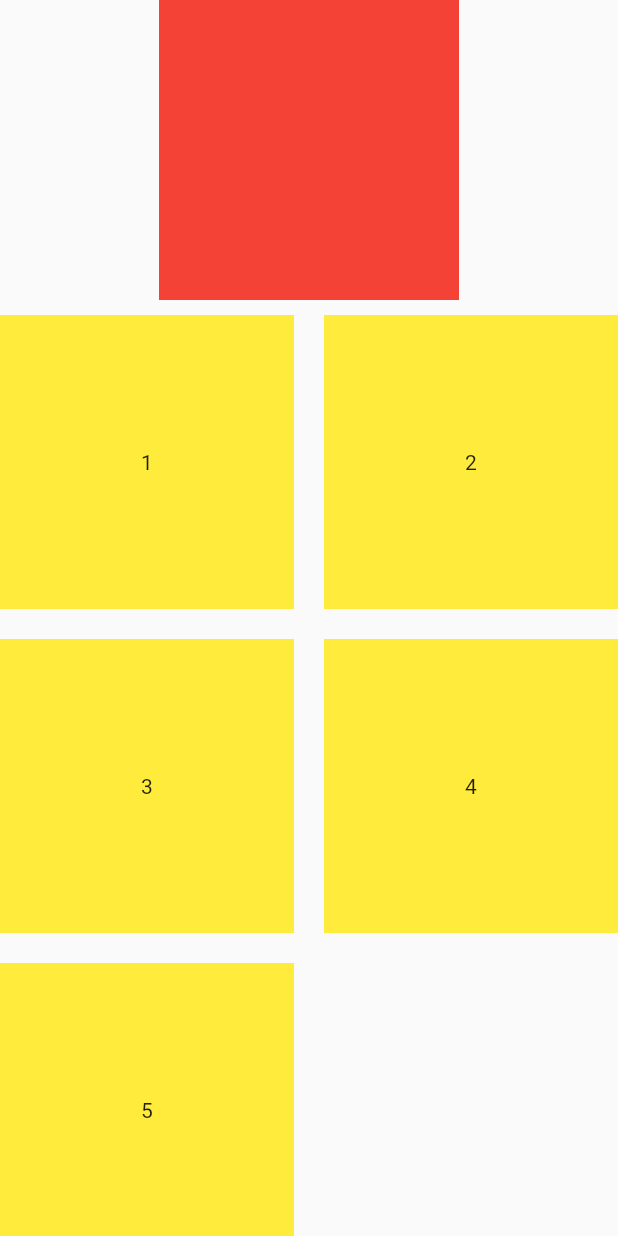
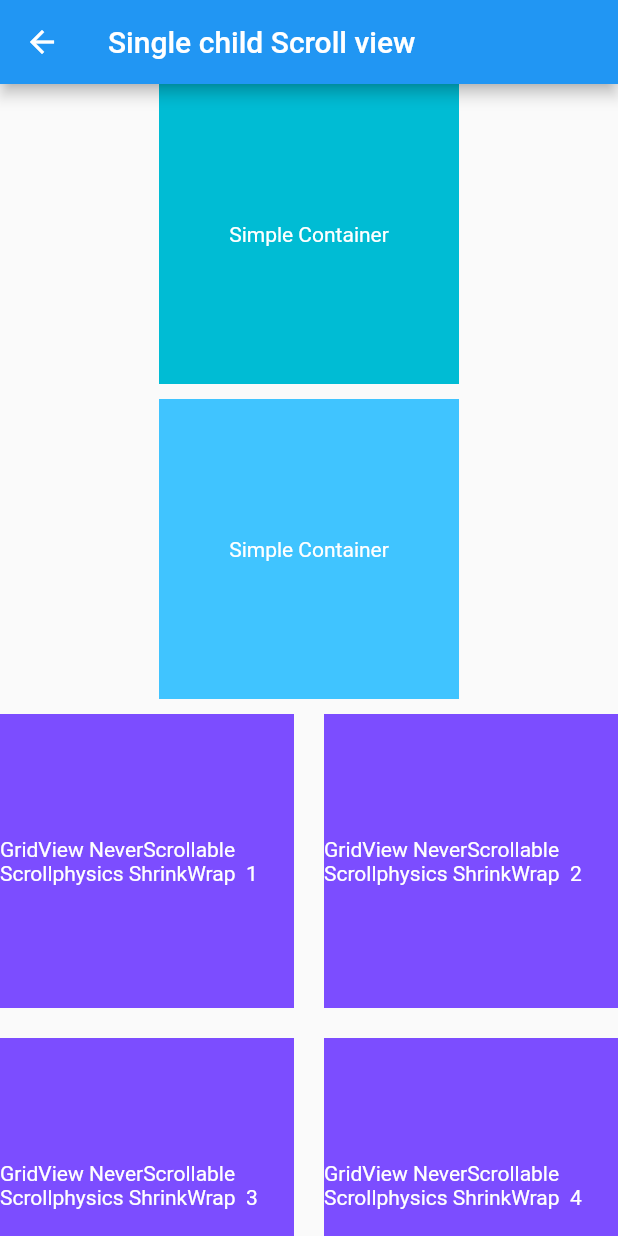
Before and after one commit to harisyounus921/AllData, a Flutter app: the scroll screen opened directly, on a phone screen of 412 x 824 dp. Run offline on Flutter 3.47's test engine with Material 2 defaults, Android fonts, the light colour scheme and no system bars; our stand-ins replace font_awesome_flutter, math_expressions, rflutter_alert, splashscreen.

Commit message:
task complete

```diff
--- a/lib/singlescroll.dart
+++ b/lib/singlescroll.dart
@@ -10,12 +10,22 @@ class _scrollState extends State<scroll> {
   @override
   Widget build(BuildContext context) {
     return Scaffold(
+      appBar: AppBar(title: const Text('Single child Scroll view'),),
       body: SingleChildScrollView(
         child: Column(children: [
           Container(
+            child: Center(child: Text("Simple Container",style: TextStyle(color:Colors.white
+            ),)),
             height: 200,
             width: 200,
-            color: Colors.red,
+            color: Colors.cyan,
+          ),
+          SizedBox(height: 10),
+          Container(
+            child: Center(child: Text("Simple Container",style: TextStyle(color: Colors.white)),),
+            height: 200,
+            width: 200,
+            color: Colors.lightBlueAccent,
           ),
           SizedBox(height: 10),
           GridView.count(
@@ -26,8 +36,8 @@ class _scrollState extends State<scroll> {
             mainAxisSpacing: 20,
             children: List.generate(first.length, (index) {
               return Container(
-                color: Colors.yellow,
-                child: Center(child: Text("${first[index]}")),
+                color: Colors.deepPurpleAccent,
+                child: Center(child: Text("GridView NeverScrollable Scrollphysics ShrinkWrap  ${first[index]}",style:TextStyle(color: Colors.white),)),
               );
             }),
           )
```
Also changed, not shown: lib/listviewbuilder.dart (+9 -9 lines), lib/menu.dart (+4 -4 lines).
